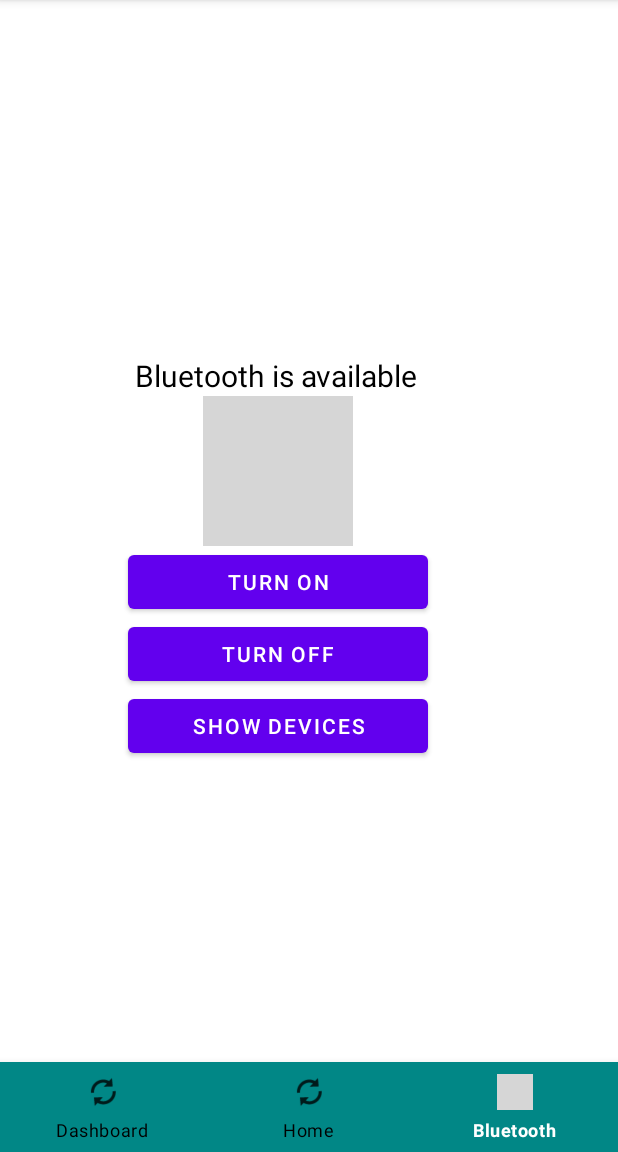
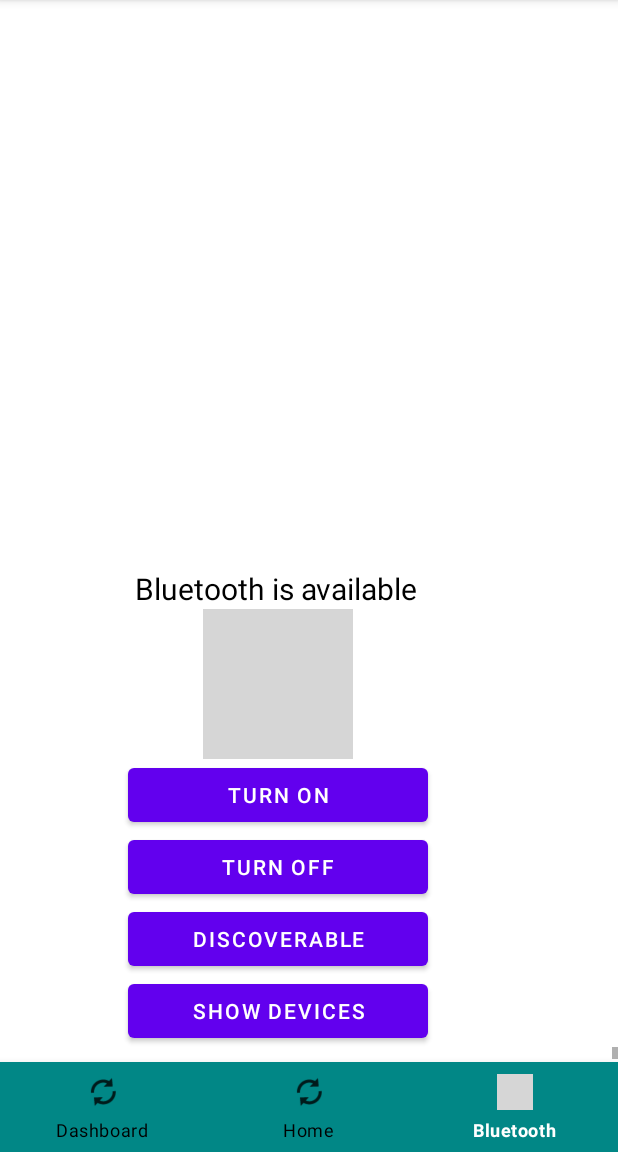
Before and after one commit to senciuckristine/DigitalKey, an Android app: the BluetoothConnection screen opened directly, with no data from a screen before it, on a phone screen of 412 x 824 dp, the part 84-1236 px from its top. Run offline under Robolectric (Android 15) with nearby library versions, the phone set to English and light mode, and no system bars; grey boxes are pictures that could not be loaded.

Commit message:
Update bluetooth functionality
Update bluetooth functionality

```diff
--- a/Android/app/src/main/AndroidManifest.xml
+++ b/Android/app/src/main/AndroidManifest.xml
@@ -4,6 +4,10 @@
     <uses-permission android:name="android.permission.BLUETOOTH"/>
     <uses-permission android:name="android.permission.BLUETOOTH_ADMIN"/>
     <uses-permission android:name="android.permission.BLUETOOTH_CONNECT" />
+    <uses-permission android:name="android.permission.ACCESS_FINE_LOCATION"/>
+    <uses-permission android:name="android.permission.ACCESS_COARSE_LOCATION"/>
+    <uses-permission android:name="android.permission.BLUETOOTH_SCAN" />
+    <uses-permission android:name="android.permission.ACCESS_BACKGROUND_LOCATION" />
 
     <application
         android:allowBackup="true"
--- a/Android/app/src/main/java/com/example/digitalkey/BluetoothConnection.java
+++ b/Android/app/src/main/java/com/example/digitalkey/BluetoothConnection.java
@@ -12,24 +12,32 @@ import androidx.appcompat.app.AppCompatActivity;
 import androidx.core.app.ActivityCompat;
 
 
+import android.annotation.SuppressLint;
 import android.bluetooth.BluetoothAdapter;
 import android.bluetooth.BluetoothDevice;
+import android.content.BroadcastReceiver;
+import android.content.Context;
 import android.content.Intent;
 
+import android.content.IntentFilter;
 import android.content.pm.PackageManager;
 import android.os.Bundle;
 
 import android.text.method.ScrollingMovementMethod;
+import android.util.Log;
 import android.view.MenuItem;
 import android.view.View;
+import android.widget.ArrayAdapter;
 import android.widget.Button;
 import android.widget.ImageView;
+import android.widget.ListView;
 import android.widget.TextView;
 import android.widget.Toast;
 
 
 import com.google.android.material.bottomnavigation.BottomNavigationView;
 
+import java.util.ArrayList;
 import java.util.Set;
 
 
@@ -39,8 +47,11 @@ public class BluetoothConnection extends AppCompatActivity {
     private static final int REQUEST_DISCOVER_BT = 1;
     TextView mStatusBluetooth, mBluetoothDevices;
     ImageView mBluetoothImage;
-    Button mButtonOn, mButtonOff, mButtonListOfDevices;
+    Button mButtonOn, mButtonOff, mButtonDiscover, mButtonListOfDevices;
     BluetoothAdapter mBleAdapter;
+    ArrayAdapter<String> arrayAdapter;
+    ArrayList arrayList ;
+    ListView Deviceslist;
 
     @Override
     protected void onCreate(Bundle savedInstanceState) {
@@ -68,14 +79,20 @@ public class BluetoothConnection extends AppCompatActivity {
                 return false;
             }
         });
+        mBleAdapter = BluetoothAdapter.getDefaultAdapter();
         mStatusBluetooth = findViewById(R.id.statusBluetooth);
         mBluetoothDevices = findViewById(R.id.ShowBLEDevices);
         mBluetoothImage = findViewById(R.id.bluetoothImg);
         mButtonOn = findViewById(R.id.ButtonOn);
         mButtonOff = findViewById(R.id.ButtonOff);
+        mButtonDiscover = findViewById(R.id.ButtonDiscoverable);
         mButtonListOfDevices = findViewById(R.id.ButtonDevices);
+        Deviceslist = findViewById(R.id.listView1);
 
-        mBleAdapter = BluetoothAdapter.getDefaultAdapter();
+        arrayList = new ArrayList<>();
+        arrayAdapter = new ArrayAdapter<>(getApplicationContext(), android.R.layout.simple_list_item_1,arrayList);
+        Deviceslist.setAdapter(arrayAdapter);
+
 
         if (mBleAdapter == null) {
             mStatusBluetooth.setText("Bluetooth is not available");
@@ -88,13 +105,31 @@ public class BluetoothConnection extends AppCompatActivity {
         } else {
             mBluetoothImage.setImageResource(R.drawable.ic_action_off);
         }
+        mButtonDiscover.setOnClickListener(new View.OnClickListener() {
 
+            @Override
+            public void onClick(View view) {
+                if (ActivityCompat.checkSelfPermission(getApplicationContext(), android.Manifest.permission.BLUETOOTH_SCAN) != PackageManager.PERMISSION_GRANTED) {
+                    // TODO: Consider calling
+                    //    ActivityCompat#requestPermissions
+                    // here to request the missing permissions, and then overriding
+                    //   public void onRequestPermissionsResult(int requestCode, String[] permissions,
+                    //                                          int[] grantResults)
+                    // to handle the case where the user grants the permission. See the documentation
+                    // for ActivityCompat#requestPermissions for more details.
+                    if (!mBleAdapter.isDiscovering()) {
+                        showToast("Making Your Device Discoverable");
+                        Intent intent = new Intent(BluetoothAdapter.ACTION_REQUEST_DISCOVERABLE);
+                        startActivityIntent2.launch(intent);
+                    }
+                }
+
+            }
+        });
         mButtonOn.setOnClickListener(new View.OnClickListener() {
             @Override
             public void onClick(View V) {
                 if (!mBleAdapter.isEnabled()) {
-                    showToast("Turning On Bluetooth...");
-                    Intent intent = new Intent(BluetoothAdapter.ACTION_REQUEST_ENABLE);
                     if (ActivityCompat.checkSelfPermission(getApplicationContext(), android.Manifest.permission.BLUETOOTH_CONNECT) != PackageManager.PERMISSION_GRANTED) {
                         // TODO: Consider calling
                         //    ActivityCompat#requestPermissions
@@ -103,8 +138,9 @@ public class BluetoothConnection extends AppCompatActivity {
                         //                                          int[] grantResults)
                         // to handle the case where the user grants the permission. See the documentation
                         // for ActivityCompat#requestPermissions for more details.
-                        startActivityIntent.launch(intent);
-                        return;
+                        showToast("Turning On Bluetooth...");
+                        Intent intent = new Intent(BluetoothAdapter.ACTION_REQUEST_ENABLE);
+                        startActivityIntent1.launch(intent);
                     }
 
                 } else {
@@ -115,6 +151,9 @@ public class BluetoothConnection extends AppCompatActivity {
         mButtonOff.setOnClickListener(new View.OnClickListener() {
             @Override
             public void onClick(View V) {
+                if (!mBleAdapter.isEnabled()) {
+                    showToast("Bluetooth is already off");
+                } else {
                     if (mBleAdapter.isEnabled()) {
                         if (ActivityCompat.checkSelfPermission(getApplicationContext(), android.Manifest.permission.BLUETOOTH_CONNECT) != PackageManager.PERMISSION_GRANTED) {
                             // TODO: Consider calling
@@ -126,60 +165,118 @@ public class BluetoothConnection extends AppCompatActivity {
                             // for ActivityCompat#requestPermissions for more details.
                             mBleAdapter.disable();
                             Set<BluetoothDevice> devices = mBleAdapter.getBondedDevices();
-                        for(BluetoothDevice device: devices) {
+                            for (BluetoothDevice device : devices) {
                                 mBluetoothDevices.setText(" ");
                             }
                             showToast("Turning off...");
                             mBluetoothImage.setImageResource(R.drawable.ic_action_off);
-
-                    } else {
-                        showToast("Bluetooth is already off");
                         }
-                    return;
                     }
-
-            }
-        });
-        mButtonListOfDevices.setOnClickListener(new View.OnClickListener() {
-            @Override
-            public void onClick(View V) {
-                if (mBleAdapter.isEnabled()) {
-                    if (ActivityCompat.checkSelfPermission(getApplicationContext(), android.Manifest.permission.BLUETOOTH_CONNECT) != PackageManager.PERMISSION_GRANTED) {
-                        // TODO: Consider calling
-                        //    ActivityCompat#requestPermissions
-                        // here to request the missing permissions, and then overriding
-                        //   public void onRequestPermissionsResult(int requestCode, String[] permissions,
-                        //                                          int[] grantResults)
-                        // to handle the case where the user grants the permission. See the documentation
-                        // for ActivityCompat#requestPermissions for more details.
-                        Set<BluetoothDevice> devices = mBleAdapter.getBondedDevices();
-                        mBluetoothDevices.setMovementMethod(new ScrollingMovementMethod());
-                        for(BluetoothDevice device: devices){
-                            mBluetoothDevices.append("\nDevice: "+ device.getName() + "," + device);
-                        }
-                        return;
-                    }
-
-                }else{
-                    showToast("Turn on Bluetooth to show devices");
                 }
             }
         });
+//        mButtonListOfDevices.setOnClickListener(new View.OnClickListener() {
+//            @Override
+//            public void onClick(View V) {
+//                if (mBleAdapter.isEnabled()) {
+//                    if (ActivityCompat.checkSelfPermission(getApplicationContext(), android.Manifest.permission.BLUETOOTH_CONNECT) != PackageManager.PERMISSION_GRANTED) {
+//                        // TODO: Consider calling
+//                        //    ActivityCompat#requestPermissions
+//                        // here to request the missing permissions, and then overriding
+//                        //   public void onRequestPermissionsResult(int requestCode, String[] permissions,
+//                        //                                          int[] grantResults)
+//                        // to handle the case where the user grants the permission. See the documentation
+//                        // for ActivityCompat#requestPermissions for more details.
+//                        Set<BluetoothDevice> devices = mBleAdapter.getBondedDevices();
+//                        mBluetoothDevices.setMovementMethod(new ScrollingMovementMethod());
+//                        for(BluetoothDevice device: devices){
+//                            if(devices.size() < 1) {
+//                                showToast("No devices available");
+//                                mBluetoothDevices.setText(" ");
+//                            }else {
+//                                mBluetoothDevices.append("\nDevice: " + device.getName() + "," + device);
+//                            }
+//                        }
+//                    }
+//                }else{
+//                    showToast("Turn on Bluetooth to show devices");
+//                }
+//            }
+//        });
+//        mButtonListOfDevices.setOnClickListener(new View.OnClickListener() {
+//            @SuppressLint("MissingPermission")
+//            @Override
+//            public void onClick(View V) {
+//                if (mBleAdapter.isEnabled()) {
+//                    mBleAdapter.startDiscovery();
+//                    Toast.makeText(getApplicationContext(), "Scanning Devices", Toast.LENGTH_LONG).show();
+//
+//
+//                }
+//            }
+//        });
     }
-    ActivityResultLauncher<Intent> startActivityIntent = registerForActivityResult(
+    @SuppressLint("MissingPermission")
+    public void discoverDevices(View V){
+        if (mBleAdapter.isEnabled()) {
+            showToast("Scanning Devices");
+            mBleAdapter.startDiscovery();
+        }else{
+            showToast("You need to turn on Bluetooth");
+        }
+    }
+    BroadcastReceiver broadcastReceiver = new BroadcastReceiver() {
+        @SuppressLint("MissingPermission")
+        @Override
+        public void onReceive(Context context, Intent intent) {
+            String action = intent.getAction();
+            if(BluetoothDevice.ACTION_FOUND.equals(action)){
+                BluetoothDevice device = intent.getParcelableExtra(BluetoothDevice.EXTRA_DEVICE);
+                arrayList.add(device.getName());
+                arrayAdapter.notifyDataSetChanged();
+            }
+        }
+    };
+    @Override
+    protected void onStart(){
+        super.onStart();
+        IntentFilter intentFilter = new IntentFilter(BluetoothDevice.ACTION_FOUND);
+        registerReceiver(broadcastReceiver,intentFilter);
+    }
+
+    ActivityResultLauncher<Intent> startActivityIntent1 = registerForActivityResult(
             new ActivityResultContracts.StartActivityForResult(),
             new ActivityResultCallback<ActivityResult>() {
                 @Override
                 public void onActivityResult(ActivityResult result) {
-                    if(REQUEST_ENABLE_BT == 0){
-                        if(result != null){
+                    if (REQUEST_ENABLE_BT == 0) {
+                        if (result.getResultCode() == RESULT_OK) {
                             mBluetoothImage.setImageResource(R.drawable.ic_action_on);
                             showToast("Bluetooth is On");
-                        }else{
+                        } else {
+                            mBluetoothImage.setImageResource(R.drawable.ic_action_off);
                             showToast("User denied to turn on");
                         }
                     }
                 }
+
+            });
+    ActivityResultLauncher<Intent> startActivityIntent2 = registerForActivityResult(
+            new ActivityResultContracts.StartActivityForResult(),
+            new ActivityResultCallback<ActivityResult>() {
+                @Override
+                public void onActivityResult(ActivityResult result) {
+                    if (REQUEST_DISCOVER_BT == 1) {
+                        if (result.getResultCode() == RESULT_CANCELED) {
+                            mBluetoothImage.setImageResource(R.drawable.ic_action_off);
+                            showToast("Bluetooth is NOT Discoverable");
+                        } else {
+                            mBluetoothImage.setImageResource(R.drawable.ic_action_on);
+                            showToast("Bluetooth is  Discoverable");
+                        }
+                    }
+                }
+
             });
         private void showToast (String message){
             Toast.makeText(this,message,Toast.LENGTH_SHORT).show();
--- a/Android/app/src/main/res/layout/activity_bluetoothconnection.xml
+++ b/Android/app/src/main/res/layout/activity_bluetoothconnection.xml
@@ -11,6 +11,7 @@
     android:orientation="vertical"
     android:gravity="bottom"
     tools:context=".BluetoothConnection">
+    <ListView android:id="@+id/listView1" android:layout_height="wrap_content" android:layout_width="match_parent"></ListView>
 
     <TextView
         android:id="@+id/statusBluetooth"
@@ -44,18 +45,28 @@
         android:text="Turn Off"
         style="@style/TextAppearance.AppCompat.Widget.Button.Colored"/>
     <Button
-        android:id="@+id/ButtonDevices"
+        android:id="@+id/ButtonDiscoverable"
         android:layout_marginLeft="85dp"
         android:minWidth="200dp"
         android:layout_width="wrap_content"
         android:layout_height="wrap_content"
+        android:text="Discoverable"
+        style="@style/TextAppearance.AppCompat.Widget.Button.Colored"/>
+    <Button
+        android:id="@+id/ButtonDevices"
+        android:layout_marginLeft="85dp"
+        android:minWidth="200dp"
+        android:onClick="discoverDevices"
+        android:layout_width="wrap_content"
+        android:layout_height="wrap_content"
         android:text="Show Devices"
-        style="@style/TextAppearance.AppCompat.Widget.Button.Colored"/>
+        style="@style/TextAppearance.AppCompat.Widget.Button.Colored"
+        tools:ignore="ExtraText" />
     <TextView
         android:scrollbars = "vertical"
         android:id="@+id/ShowBLEDevices"
         android:layout_width="match_parent"
-        android:layout_height="200dp"
+        android:layout_height="10dp"
         android:minWidth="200dp"
         android:text=""
 
```
Lines whose indentation alone changed are shown as unchanged.
